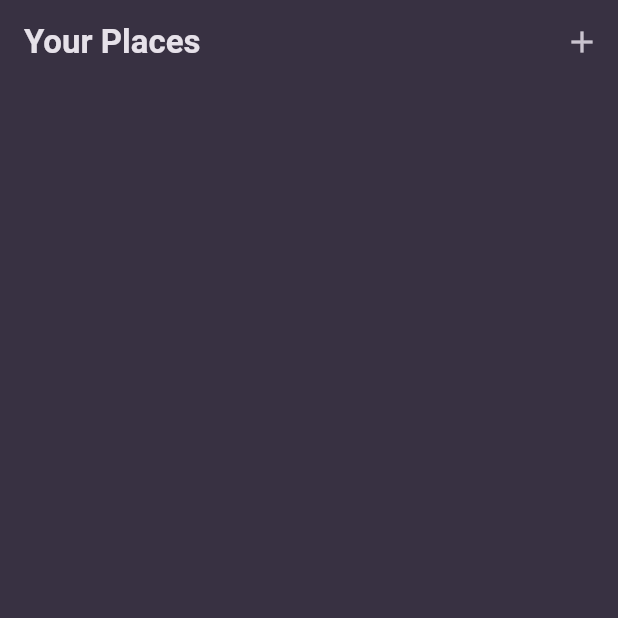
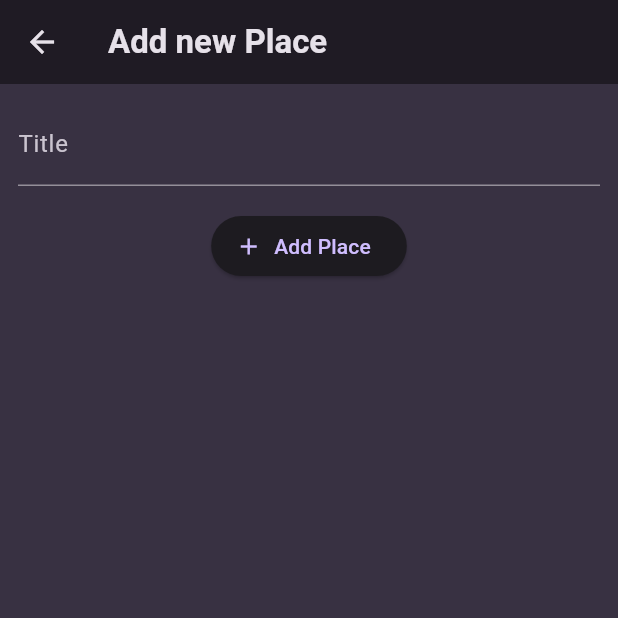
Before and after one commit to Tschongsti/favorite_places, a Flutter app: the screen it shows after launch, after a tap on the "add" icon, on a phone screen of 412 x 824 dp, the top half of it. Run offline on Flutter 3.47's test engine with Material 3 defaults, Android fonts, the phone set to English and light mode, and no system bars; our stand-ins replace flutter_riverpod, google_fonts.

Commit message:
Stand nach Kapitel 244 des Udemy-Kurses

```diff
--- a/lib/main.dart
+++ b/lib/main.dart
@@ -1,8 +1,9 @@
 import 'package:flutter/material.dart';
+import 'package:flutter_riverpod/flutter_riverpod.dart';
 
 import 'package:google_fonts/google_fonts.dart';
 
-import 'package:favorite_places/screens/favorite_places.dart';
+import 'package:favorite_places/screens/places.dart';
 
 final colorScheme = ColorScheme.fromSeed(
   brightness: Brightness.dark,
@@ -12,6 +13,9 @@ final colorScheme = ColorScheme.fromSeed(
 
 final theme = ThemeData().copyWith(
   scaffoldBackgroundColor: colorScheme.surface,
+  appBarTheme: AppBarTheme(
+    backgroundColor: Colors.black45,
+  ),
   colorScheme: colorScheme,
   textTheme: GoogleFonts.ubuntuCondensedTextTheme().copyWith(
     titleSmall: GoogleFonts.ubuntuCondensed(
@@ -28,19 +32,21 @@ final theme = ThemeData().copyWith(
 
 void main() {
   runApp(
-      const MyApp(),
+    const ProviderScope(
+      child: MyApp(),
+    ),
   );
 }
 
 class MyApp extends StatelessWidget {
-  const MyApp({Key? key}) : super(key: key);
+  const MyApp({super.key});
 
   @override
   Widget build(BuildContext context) {
     return MaterialApp(
       title: 'Great Places',
       theme: theme,
-      home: FavoritePlaces(),
+      home: const PlacesScreen(),
     );
   }
 }
--- a/lib/models/place.dart
+++ b/lib/models/place.dart
@@ -3,9 +3,7 @@ import 'package:uuid/uuid.dart';
 const uuid = Uuid();
 
 class Place {
-  Place ({
-    required this.title,
-  }) : id = uuid.v4();
+  Place ({required this.title}) : id = uuid.v4();
 
   final String id;
   final String title;
--- /dev/null
+++ b/lib/providers/user_places_provider.dart
@@ -0,0 +1,18 @@
+import 'package:flutter_riverpod/flutter_riverpod.dart';
+
+import 'package:favorite_places/models/place.dart';
+
+class UserPlacesNotifier extends StateNotifier<List<Place>> {
+  UserPlacesNotifier() : super(const []);
+
+  void addPlace(String title) {
+    final newPlace = Place(
+      title: title
+    );
+    state = [newPlace, ...state]; // newPlace is always at the start of the list
+  }
+}
+
+final userPlacesProvider = StateNotifierProvider<UserPlacesNotifier, List <Place>>(
+  (ref) => UserPlacesNotifier(),
+);
--- /dev/null
+++ b/lib/screens/add_place.dart
@@ -0,0 +1,66 @@
+import 'package:flutter/material.dart';
+import 'package:flutter_riverpod/flutter_riverpod.dart';
+
+import 'package:favorite_places/providers/user_places_provider.dart';
+
+class AddPlaceScreen extends ConsumerStatefulWidget{
+  const AddPlaceScreen ({super.key});
+
+  @override
+  ConsumerState<AddPlaceScreen> createState() {
+    return _AddPlaceScreenState();
+  }
+}
+
+class _AddPlaceScreenState extends ConsumerState<AddPlaceScreen> {
+
+  final _titleController = TextEditingController();
+
+  void _savePlace() {
+    final enteredTitle = _titleController.text;
+
+    if (enteredTitle.isEmpty) {
+      return;
+    }
+
+    ref.read(userPlacesProvider.notifier).addPlace(enteredTitle);
+
+    Navigator.of(context).pop();
+  }
+
+  @override
+  void dispose() {
+    _titleController.dispose();
+    super.dispose();
+  }
+
+  @override
+  Widget build(BuildContext context) {
+    return Scaffold(
+      appBar: AppBar(
+        title: const Text ('Add new Place'),
+      ),
+      body: SingleChildScrollView(
+        padding: const EdgeInsets.all(12),
+        child: Column(
+          children: [
+            TextField(
+              controller: _titleController,
+              decoration: const InputDecoration(labelText: 'Title'),
+              style: TextStyle(
+                color: Theme.of(context).colorScheme.onSurface,
+              ),
+            ),
+            const SizedBox (height:  16),
+            ElevatedButton.icon(
+              onPressed: _savePlace,
+              icon: const Icon(Icons.add),
+              label: const Text('Add Place')
+            ),
+          ],
+        ),
+      ),
+    );
+  }
+
+}
--- a/lib/screens/favorite_places.dart
+++ /dev/null
@@ -1,29 +0,0 @@
-import 'package:flutter/material.dart';
-
-class FavoritePlaces extends StatefulWidget {
-  const FavoritePlaces({super.key});
-
-  @override
-  State<FavoritePlaces> createState() {
-    return _FavoritePlacesState();
-  }
-}
-
-class _FavoritePlacesState extends State<FavoritePlaces> {
-
-@override
-  Widget build(BuildContext context) {
-    return Scaffold(
-      appBar: AppBar(
-        title: Text ('Your Places'),
-        actions: [
-          IconButton(
-            onPressed: () {},
-            icon: const Icon(Icons.add),
-          ),
-        ],
-      ),
-    );
-  }
-
-}
--- /dev/null
+++ b/lib/screens/place_detail.dart
@@ -0,0 +1,29 @@
+import 'package:flutter/material.dart';
+
+import 'package:favorite_places/models/place.dart';
+
+class PlaceDetailScreen extends StatelessWidget {
+  const PlaceDetailScreen ({
+    required this.place,
+    super.key,
+  });
+
+  final Place place;
+
+  @override
+  Widget build(BuildContext context) {
+
+    return Scaffold(
+      appBar: AppBar(
+        title: Text(place.title),
+      ),
+      body: Center(
+        child: Text(place.title,
+        style: Theme.of(context).textTheme.bodyLarge!.copyWith(
+              color: Theme.of(context).colorScheme.onSurface
+          ),
+        ),
+      ),
+    );
+  }
+}
--- /dev/null
+++ b/lib/screens/places.dart
@@ -0,0 +1,36 @@
+import 'package:flutter/material.dart';
+import 'package:flutter_riverpod/flutter_riverpod.dart';
+
+import 'package:favorite_places/providers/user_places_provider.dart';
+import 'package:favorite_places/screens/add_place.dart';
+import 'package:favorite_places/widgets/places_list.dart';
+
+class PlacesScreen extends ConsumerWidget {
+  const PlacesScreen ({super.key});
+
+@override
+  Widget build(BuildContext context, WidgetRef ref) {
+    final userPlaces = ref.watch(userPlacesProvider);
+
+    return Scaffold(
+      appBar: AppBar(
+        title: const Text('Your Places'),
+        actions: [
+          IconButton(
+            onPressed: () {
+              Navigator.of(context).push(
+                MaterialPageRoute(
+                  builder: (ctx) => const AddPlaceScreen()
+                ),
+              );
+            },
+            icon: const Icon(Icons.add),
+          ),
+        ],
+      ),
+      body: PlacesList(
+        places: userPlaces
+      ),
+    );
+  }
+}
--- /dev/null
+++ b/lib/widgets/places_list.dart
@@ -0,0 +1,45 @@
+import 'package:flutter/material.dart';
+
+import 'package:favorite_places/models/place.dart';
+import 'package:favorite_places/screens/place_detail.dart';
+
+class PlacesList extends StatelessWidget{
+  const PlacesList({
+    required this.places,
+    super.key});
+
+  final List<Place> places;
+
+  @override
+  Widget build(BuildContext context) {
+    if (places.isEmpty) {
+      return Center(
+        child: Text(
+          'No places added yet',
+          style: Theme.of(context).textTheme.bodyLarge!.copyWith(
+              color: Theme.of(context).colorScheme.onSurface
+          ),
+        ),
+      );
+    }
+
+    return ListView.builder(
+      itemCount: places.length,
+      itemBuilder: (ctx, index) => ListTile(
+          title: Text(
+            places[index].title,
+            style: Theme.of(context).textTheme.titleMedium!.copyWith(
+              color: Theme.of(context).colorScheme.onSurface
+            ),
+          ),
+          onTap: () {
+          Navigator.of(context).push(
+            MaterialPageRoute(
+              builder: (ctx) => PlaceDetailScreen(place: places[index]),
+            )
+          );
+        },
+      ),
+    );
+  }
+}
--- a/pubspec.yaml
+++ b/pubspec.yaml
@@ -36,6 +36,7 @@ dependencies:
   cupertino_icons: ^1.0.8
   google_fonts: ^6.2.1
   uuid: ^4.5.1
+  flutter_riverpod: ^2.6.1
 
 dev_dependencies:
   flutter_test:
```
Also changed, not shown: pubspec.lock, 2 other files.
